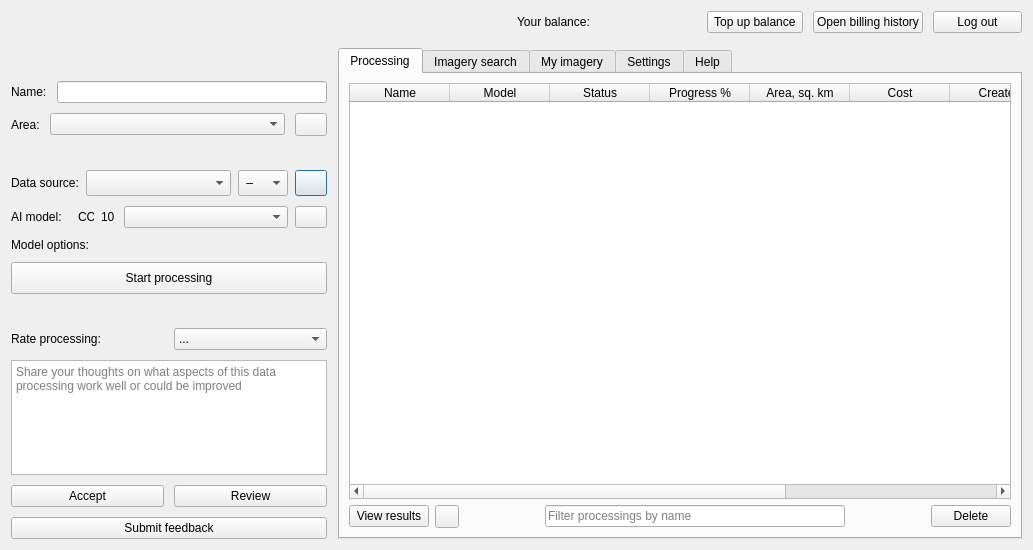
Before: the Qt Designer form mapflow/dialogs/static/ui/main_dialog.ui in Geoalert/mapflow-qgis, drawn with Qt 5.
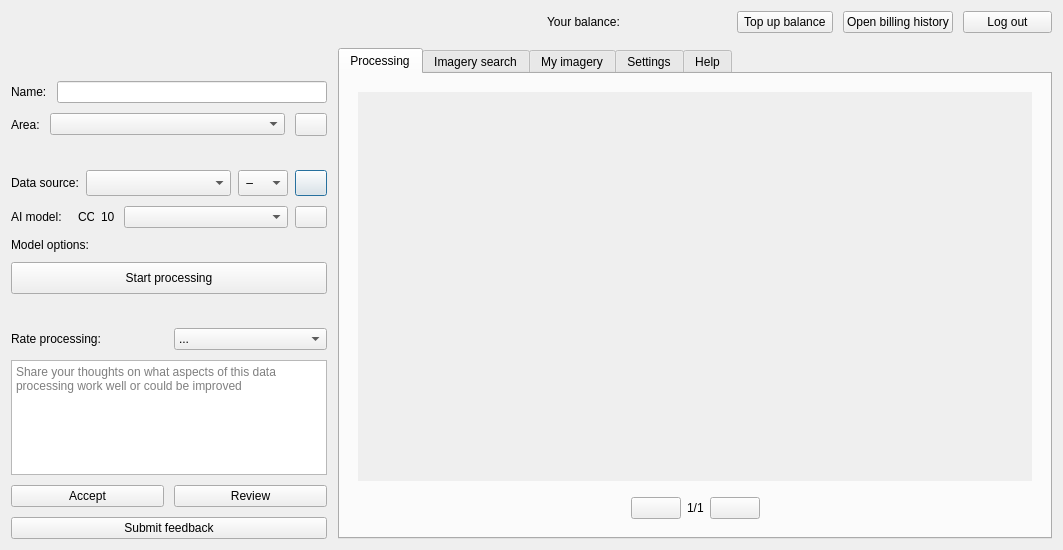
After: the same form once the commit is applied. The open tabs and pages were chosen to show the change. Icons and pictures are not drawn. Custom widgets are drawn as their Qt base class.

Commit message: Projects: Dashboard prototype

What changed in the file:
```diff
--- a/mapflow/dialogs/static/ui/main_dialog.ui
+++ b/mapflow/dialogs/static/ui/main_dialog.ui
@@ -880,14 +880,14 @@
        <item>
         <widget class="QTabWidget" name="tabWidget">
          <property name="sizePolicy">
-          <sizepolicy hsizetype="Preferred" vsizetype="Minimum">
+          <sizepolicy hsizetype="Preferred" vsizetype="Preferred">
            <horstretch>0</horstretch>
            <verstretch>0</verstretch>
           </sizepolicy>
          </property>
          <property name="minimumSize">
           <size>
-           <width>0</width>
+           <width>714</width>
            <height>400</height>
           </size>
          </property>
@@ -903,6 +903,147 @@
           </attribute>
           <layout class="QVBoxLayout" name="verticalLayout_5">
            <item>
+            <widget class="QStackedWidget" name="stackedProjectsWidget">
+             <property name="currentIndex">
+              <number>1</number>
+             </property>
+             <widget class="QWidget" name="projectsPage">
+              <layout class="QGridLayout" name="gridLayout_7">
+               <item row="0" column="0">
+                <layout class="QGridLayout" name="projectsPageLayout">
+                 <item row="3" column="0">
+                  <widget class="QScrollArea" name="projectsScrollArea">
+                   <property name="frameShape">
+                    <enum>QFrame::NoFrame</enum>
+                   </property>
+                   <property name="widgetResizable">
+                    <bool>true</bool>
+                   </property>
+                   <widget class="QWidget" name="projectsScrollAreaContents">
+                    <property name="geometry">
+                     <rect>
+                      <x>0</x>
+                      <y>0</y>
+                      <width>662</width>
+                      <height>350</height>
+                     </rect>
+                    </property>
+                    <property name="sizePolicy">
+                     <sizepolicy hsizetype="Preferred" vsizetype="Preferred">
+                      <horstretch>0</horstretch>
+                      <verstretch>0</verstretch>
+                     </sizepolicy>
+                    </property>
+                    <property name="minimumSize">
+                     <size>
+                      <width>0</width>
+                      <height>0</height>
+                     </size>
+                    </property>
+                    <layout class="QGridLayout" name="gridLayout_12">
+                     <item row="0" column="0">
+                      <layout class="QGridLayout" name="projectsLayout">
+                       <property name="topMargin">
+                        <number>0</number>
+                       </property>
+                      </layout>
+                     </item>
+                    </layout>
+                   </widget>
+                  </widget>
+                 </item>
+                 <item row="5" column="0">
+                  <layout class="QHBoxLayout" name="horizontalLayout_19">
+                   <item>
+                    <spacer name="horizontalSpacer_15">
+                     <property name="orientation">
+                      <enum>Qt::Horizontal</enum>
+                     </property>
+                     <property name="sizeHint" stdset="0">
+                      <size>
+                       <width>40</width>
+                       <height>20</height>
+                      </size>
+                     </property>
+                    </spacer>
+                   </item>
+                   <item>
+                    <widget class="QPushButton" name="projectsPreviousPageButton">
+                     <property name="minimumSize">
+                      <size>
+                       <width>50</width>
+                       <height>0</height>
+                      </size>
+                     </property>
+                     <property name="text">
+                      <string/>
+                     </property>
+                    </widget>
+                   </item>
+                   <item>
+                    <widget class="QLabel" name="projectsPageLabel">
+                     <property name="font">
+                      <font>
+                       <weight>50</weight>
+                       <bold>false</bold>
+                      </font>
+                     </property>
+                     <property name="text">
+                      <string>1/1</string>
+                     </property>
+                    </widget>
+                   </item>
+                   <item>
+                    <widget class="QPushButton" name="projectsNextPageButton">
+                     <property name="minimumSize">
+                      <size>
+                       <width>50</width>
+                       <height>0</height>
+                      </size>
+                     </property>
+                     <property name="text">
+                      <string/>
+                     </property>
+                    </widget>
+                   </item>
+                   <item>
+                    <spacer name="horizontalSpacer_16">
+                     <property name="orientation">
+                      <enum>Qt::Horizontal</enum>
+                     </property>
+                     <property name="sizeHint" stdset="0">
+                      <size>
+                       <width>40</width>
+                       <height>20</height>
+                      </size>
+                     </property>
+                    </spacer>
+                   </item>
+                  </layout>
+                 </item>
+                 <item row="4" column="0">
+                  <spacer name="verticalSpacer_6">
+                   <property name="orientation">
+                    <enum>Qt::Vertical</enum>
+                   </property>
+                   <property name="sizeType">
+                    <enum>QSizePolicy::Minimum</enum>
+                   </property>
+                   <property name="sizeHint" stdset="0">
+                    <size>
+                     <width>20</width>
+                     <height>10</height>
+                    </size>
+                   </property>
+                  </spacer>
+                 </item>
+                </layout>
+               </item>
+              </layout>
+             </widget>
+             <widget class="QWidget" name="processingsPage">
+              <layout class="QGridLayout" name="gridLayout_5">
+               <item row="1" column="0">
             <widget class="QTableWidget" name="processingsTable">
              <property name="minimumSize">
               <size>
@@ -996,7 +1137,7 @@
              </column>
             </widget>
            </item>
-           <item>
+               <item row="2" column="0">
             <layout class="QHBoxLayout" name="processingFooter" stretch="0,0,0,0,0,0">
              <item>
               <widget class="QPushButton" name="downloadResultsButton">
@@ -1090,6 +1231,88 @@
              </item>
             </layout>
            </item>
+               <item row="0" column="0">
+                <layout class="QGridLayout" name="gridLayout_9">
+                 <property name="topMargin">
+                  <number>0</number>
+                 </property>
+                 <property name="rightMargin">
+                  <number>0</number>
+                 </property>
+                 <item row="0" column="0">
+                  <widget class="QPushButton" name="switchProjectsButton">
+                   <property name="minimumSize">
+                    <size>
+                     <width>50</width>
+                     <height>0</height>
+                    </size>
+                   </property>
+                   <property name="text">
+                    <string/>
+                   </property>
+                  </widget>
+                 </item>
+                 <item row="0" column="2">
+                  <widget class="QLabel" name="currentProjectLabel">
+                   <property name="font">
+                    <font>
+                     <weight>50</weight>
+                     <bold>false</bold>
+                    </font>
+                   </property>
+                   <property name="text">
+                    <string>Project:</string>
+                   </property>
+                  </widget>
+                 </item>
+                 <item row="0" column="1">
+                  <spacer name="horizontalSpacer_17">
+                   <property name="orientation">
+                    <enum>Qt::Horizontal</enum>
+                   </property>
+                   <property name="sizeHint" stdset="0">
+                    <size>
+                     <width>40</width>
+                     <height>20</height>
+                    </size>
+                   </property>
+                  </spacer>
+                 </item>
+                 <item row="0" column="3">
+                  <spacer name="horizontalSpacer_14">
+                   <property name="orientation">
+                    <enum>Qt::Horizontal</enum>
+                   </property>
+                   <property name="sizeHint" stdset="0">
+                    <size>
+                     <width>40</width>
+                     <height>20</height>
+                    </size>
+                   </property>
+                  </spacer>
+                 </item>
+                 <item row="0" column="4">
+                  <spacer name="verticalSpacer_7">
+                   <property name="orientation">
+                    <enum>Qt::Vertical</enum>
+                   </property>
+                   <property name="sizeType">
+                    <enum>QSizePolicy::Minimum</enum>
+                   </property>
+                   <property name="sizeHint" stdset="0">
+                    <size>
+                     <width>50</width>
+                     <height>10</height>
+                    </size>
+                   </property>
+                  </spacer>
+                 </item>
+                </layout>
+               </item>
+              </layout>
+             </widget>
+            </widget>
+           </item>
           </layout>
          </widget>
          <widget class="QWidget" name="providersTab">
```
Left out of the diff: 3 changed lines with no effect on the pictures. Lines whose indentation alone changed are shown as unchanged. The commit also changes 2 other files.
